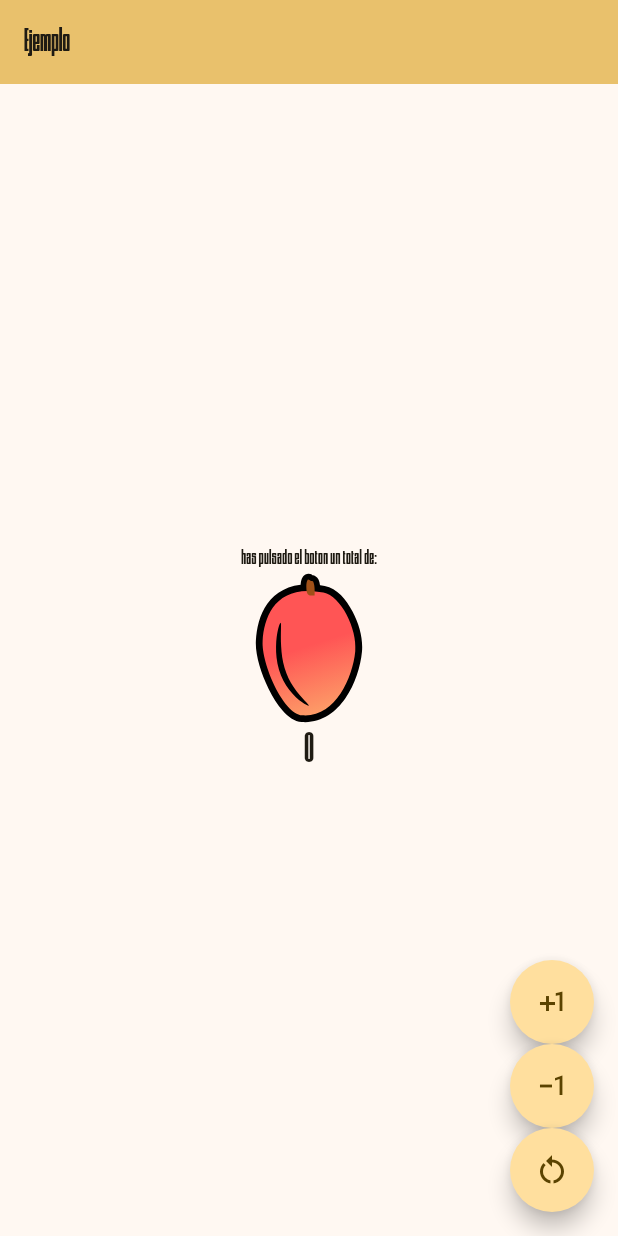
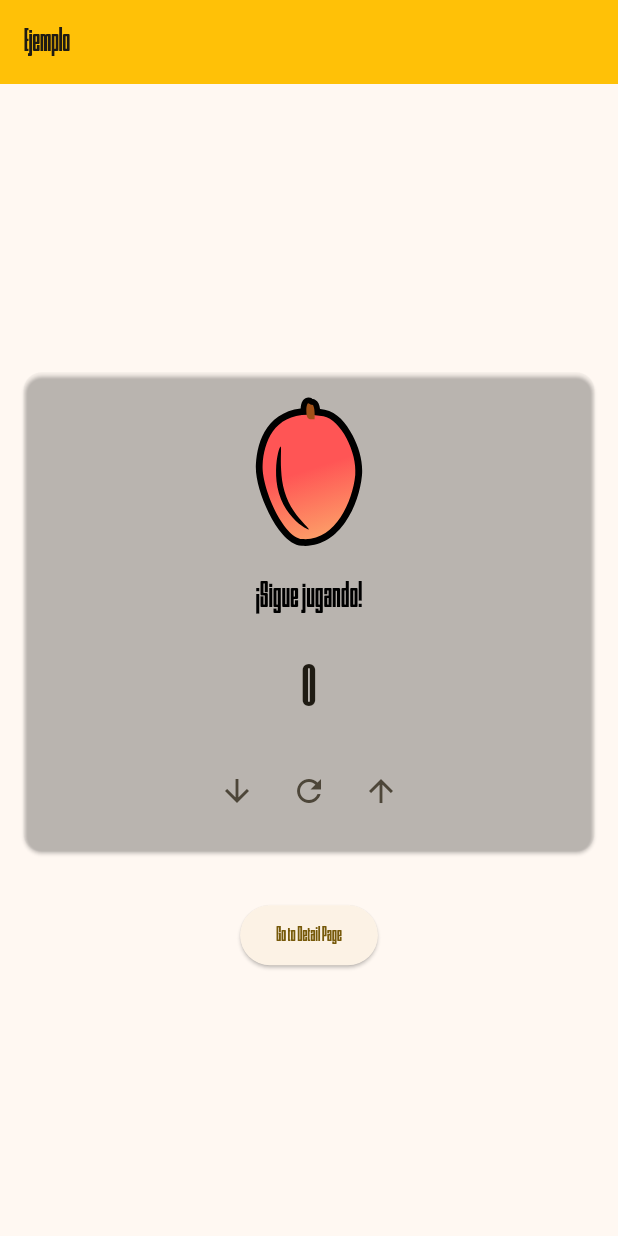
Before and after one commit to pos7t0/3479A321_2022479015, a Flutter app: the screen it shows after launch, on a phone screen of 412 x 824 dp. Run offline on Flutter 3.47's test engine with Material 3 defaults, Android fonts, the phone set to English and light mode, and no system bars; our stand-ins replace flutter_svg, logger.

Commit message:
lab listo

```diff
--- a/lib/pages/MyHomeState.dart
+++ b/lib/pages/MyHomeState.dart
@@ -1,22 +1,12 @@
 import 'package:flutter/material.dart';
 import 'package:flutter_svg/flutter_svg.dart';
 import 'package:logger/logger.dart';
+import 'detail_page.dart'; // Importar DetailPage
 
-var logger = Logger(
-  printer: PrettyPrinter(),
-);
+final logger = Logger();
 
 class MyHomePage extends StatefulWidget {
   const MyHomePage({super.key, required this.title});
-
-  // This widget is the home page of your application. It is stateful, meaning
-  // that it has a State object (defined below) that contains fields that affect
-  // how it looks.
-
-  // This class is the configuration for the state. It holds the values (in this
-  // case the title) provided by the parent (in this case the App widget) and
-  // used by the build method of the State. Fields in a Widget subclass are
-  // always marked "final".
 
   final String title;
 
@@ -26,146 +16,152 @@ class MyHomePage extends StatefulWidget {
 
 class _MyHomePageState extends State<MyHomePage> {
   int _counter = 0;
+  bool _hasLogged = false;
 
   void _incrementCounter() {
     setState(() {
-      // This call to setState tells the Flutter framework that something has
-      // changed in this State, which causes it to rerun the build method below
-      // so that the display can reflect the updated values. If we changed
-      // _counter without calling setState(), then the build method would not be
-      // called again, and so nothing would appear to happen.
       _counter++;
+      logger.d("Counter incremented to $_counter");
     });
   }
 
-  void _decreaseCounter(){
-
+  void _decrementCounter() {
     setState(() {
-      // This call to setState tells the Flutter framework that something has
-      // changed in this State, which causes it to rerun the build method below
-      // so that the display can reflect the updated values. If we changed
-      // _counter without calling setState(), then the build method would not be
-      // called again, and so nothing would appear to happen.
-      _counter--;
+      if (_counter > 0) _counter--;
+      logger.d("Counter decremented to $_counter");
     });
   }
-  void _restartCounter(){
 
+  void _resetCounter() {
     setState(() {
-      // This call to setState tells the Flutter framework that something has
-      // changed in this State, which causes it to rerun the build method below
-      // so that the display can reflect the updated values. If we changed
-      // _counter without calling setState(), then the build method would not be
-      // called again, and so nothing would appear to happen.
-      _counter=0;
+      _counter = 0;
+      logger.d("Counter reset to $_counter");
     });
+  }
+
+  // Función para determinar el mensaje y el ícono a mostrar
+  Widget _getGameStatus() {
+    String message;
+    Widget icon;
+
+    // Asignar mensaje e ícono dependiendo del valor del contador
+    if (_counter == 10) {
+      message = "¡Victoria!";
+      icon = SvgPicture.asset(
+        'assets/icon/win.svg',
+        width: 100,
+        height: 100,
+        semanticsLabel: 'Victoria Icon',
+      );
+    } else if (_counter == 5) {
+      message = "Derrota";
+      icon = SvgPicture.asset(
+        'assets/icon/game_over.svg',
+        width: 100,
+        height: 100,
+        semanticsLabel: 'Derrota Icon',
+      );
+    } else {
+      message = "¡Sigue jugando!";
+      icon = SvgPicture.asset(
+        'assets/icon/food_mango.svg',
+        width: 100,
+        height: 100,
+        semanticsLabel: 'bot_icon',
+      );
+    }
+
+    // Devolver tanto el mensaje como el ícono en una columna
+    return Column(
+      mainAxisAlignment: MainAxisAlignment.center,
+      children: [
+        icon, // Mostrar el ícono
+        const SizedBox(height: 16),
+        Text(
+          message,
+          style: const TextStyle(
+            fontSize: 24,
+            color: Colors.black,
+          ),
+        ),
+      ],
+    );
   }
 
   @override
   Widget build(BuildContext context) {
-    logger.i('Logger is working');
-    // This method is rerun every time setState is called, for instance as done
-    // by the _incrementCounter method above.
-    //
-    // The Flutter framework has been optimized to make rerunning build methods
-    // fast, so that you can just rebuild anything that needs updating rather
-    // than having to individually change instances of widgets.
+    if (!_hasLogged) {
+      logger.i("Building MyHomePage");
+      _hasLogged = true;
+    }
+
     return Scaffold(
       appBar: AppBar(
-        // TRY THIS: Try changing the color here to a specific color (to
-        // Colors.amber, perhaps?) and trigger a hot reload to see the AppBar
-        // change color while the other colors stay the same.
-        backgroundColor: Theme.of(context).colorScheme.inversePrimary,
-        // Here we take the value from the MyHomePage object that was created by
-        // the App.build method, and use it to set our appbar title.
+        backgroundColor: Colors.amber,
         title: Text(widget.title),
       ),
       body: Center(
-        // Center is a layout widget. It takes a single child and positions it
-        // in the middle of the parent.
         child: Column(
-
-          // Column is also a layout widget. It takes a list of children and
-          // arranges them vertically. By default, it sizes itself to fit its
-          // children horizontally, and tries to be as tall as its parent.
-          //
-          // Column has various properties to control how it sizes itself and
-          // how it positions its children. Here we use mainAxisAlignment to
-          // center the children vertically; the main axis here is the vertical
-          // axis because Columns are vertical (the cross axis would be
-          // horizontal).
-          //
-          // TRY THIS: Invoke "debug painting" (choose the "Toggle Debug Paint"
-          // action in the IDE, or press "p" in the console), to see the
-          // wireframe for each widget.
-          mainAxisAlignment: MainAxisAlignment.center,
+          mainAxisSize: MainAxisSize.min,
           children: <Widget>[
-            const Text(
-              'has pulsado el boton un total de:',
-            ),
-            SvgPicture.asset(
-  "assets/icon/food_mango.svg",
-  semanticsLabel: 'Acme Logo',
-  width: 100,
-),
+            // Card con el estado del juego y el contador
+            Card(
+              color: const Color.fromARGB(0, 0, 0, 0), // Color de la Card
+              elevation: 1, // Elevación de la Card
+              margin: const EdgeInsets.all(16),
+              child: Padding(
+                padding: const EdgeInsets.all(16),
+                child: Column(
+                  mainAxisSize: MainAxisSize.min,
+                  children: <Widget>[
+                    // Mensaje del juego (Victoria, Derrota o Sigue jugando)
+                    _getGameStatus(),
+                    const SizedBox(height: 16),
                     Text(
                       '$_counter',
-              style: Theme.of(context).textTheme.headlineMedium,
+                      style: const TextStyle(
+                        fontSize: 40,
                       ),
-
+                    ),
+                    const SizedBox(height: 16),
+                    // Botones para incrementar, decrementar y resetear
+                    Row(
+                      mainAxisAlignment: MainAxisAlignment.center,
+                      children: [
+                        IconButton(
+                          onPressed: _decrementCounter,
+                          icon: const Icon(Icons.arrow_downward),
+                        ),
+                        IconButton(
+                          onPressed: _resetCounter,
+                          icon: const Icon(Icons.refresh),
+                        ),
+                        IconButton(
+                          onPressed: _incrementCounter,
+                          icon: const Icon(Icons.arrow_upward),
+                        ),
+                      ],
+                    ),
                   ],
                 ),
               ),
-
-      floatingActionButton: Column(
-        mainAxisAlignment: MainAxisAlignment.end,
-        children: [
-          INcrement(),
-
-          Decrease(),
-
-          Restart(),
-
+            ),
+            const SizedBox(height: 16),
+            // Botón fuera de la Card
+            ElevatedButton(
+              onPressed: () {
+                Navigator.push(
+                  context,
+                  MaterialPageRoute(
+                    builder: (context) => const DetailPage(),
+                  ),
+                ); // Navegar a DetailPage
+              },
+              child: const Text('Go to Detail Page'),
+            ),
           ],
-
-      ), // This trailing comma makes auto-formatting nicer for build methods.
-
-    );
-  }
-
-  FloatingActionButton Restart() {
-    return FloatingActionButton(
-          onPressed: _restartCounter,
-          tooltip:'Reiniciar',
-          shape:RoundedRectangleBorder(
-            borderRadius: BorderRadius.circular(50.0),
         ),
-          child: const Icon(Icons.restart_alt),
-
-        );
-  }
-
-  FloatingActionButton Decrease() {
-    return FloatingActionButton(
-          onPressed: _decreaseCounter,
-          tooltip:'disminuir',
-          shape:RoundedRectangleBorder(
-            borderRadius: BorderRadius.circular(50.0),
       ),
-          child: const Icon(Icons.exposure_minus_1),
-
-        );
-  }
-
-  FloatingActionButton INcrement() {
-    return FloatingActionButton(
-          onPressed: _incrementCounter,
-          tooltip:'Incrementa',
-          shape:RoundedRectangleBorder(
-            borderRadius: BorderRadius.circular(50.0),
-          ),
-          child: const Icon(Icons.plus_one),
-
     );
   }
 }
--- a/pubspec.yaml
+++ b/pubspec.yaml
@@ -63,6 +63,8 @@ flutter:
   # To add assets to your application, add an assets section, like this:
   assets:
    - assets/icon/food_mango.svg
+   - assets/icon/game_over.svg
+   - assets/icon/win.svg
   #   - images/a_dot_ham.jpeg
 
   # An image asset can refer to one or more resolution-specific "variants", see
```
Also changed, not shown: lib/pages/about_page.dart (added, +48 -0 lines), lib/pages/detail_page.dart (added, +62 -0 lines), assets/icon/game_over.svg (added), assets/icon/win.svg (added). Lines whose indentation alone changed are shown as unchanged.
